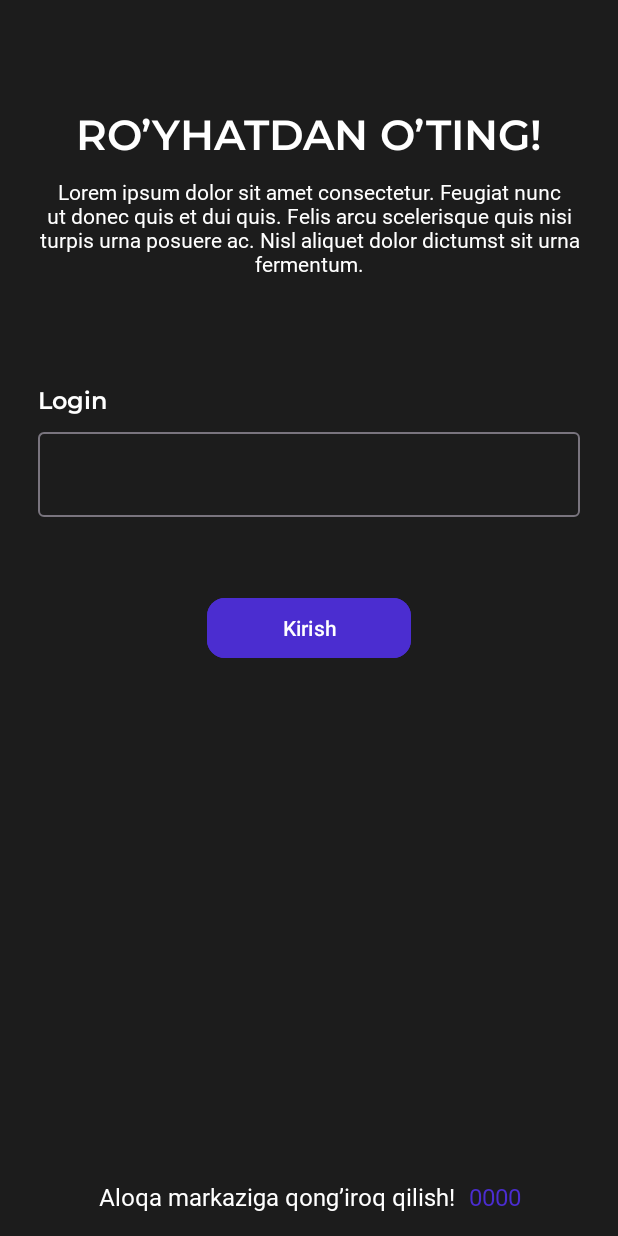
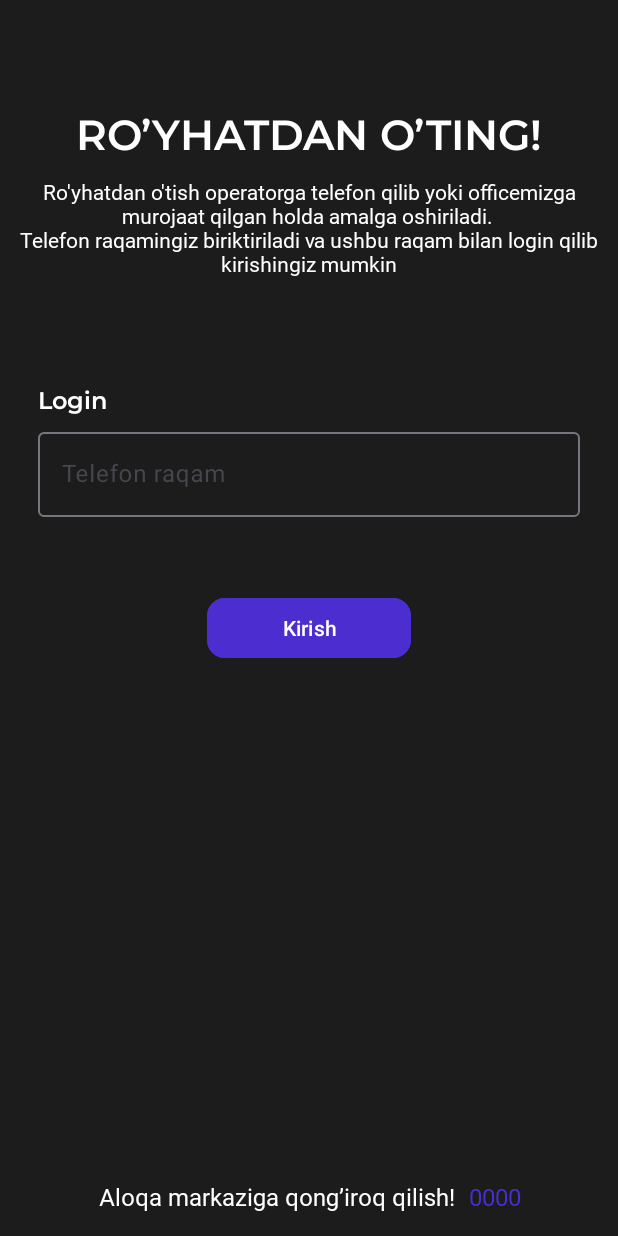
Before and after one commit to Ilhomjon1502/KirakashGo, an Android app: the RegisterFragment screen opened through its navigation route, on a phone screen of 412 x 824 dp. Run offline under Robolectric (Android 15) with nearby library versions, the light colour scheme and no system bars; our stand-ins replace Dagger/Hilt's generated code; libraries missing offline, so code that uses them is left out: com.github.florent37.runtimepermission, org.java_websocket.client, org.java_websocket.handshake; 2 statements that could not run were skipped.

Commit message:
registration finished

```diff
--- a/app/src/main/java/uz/ilhomjon/kirakashgo/presentation/screens/onboarding/OnboardingFragment.kt
+++ b/app/src/main/java/uz/ilhomjon/kirakashgo/presentation/screens/onboarding/OnboardingFragment.kt
@@ -57,6 +57,7 @@ class OnboardingFragment : Fragment(), CoroutineScope {
 
         binding.nextBtn.setOnClickListener {
             if (token.access == null) {
+                findNavController().popBackStack()
                 findNavController().navigate(
                     R.id.registerFragment,
                     bundleOf("1" to 1),
--- a/app/src/main/res/layout/fragment_onboarding.xml
+++ b/app/src/main/res/layout/fragment_onboarding.xml
@@ -26,7 +26,7 @@
         android:layout_height="wrap_content"
         android:layout_marginTop="15dp"
         android:fontFamily="@font/montserratbold"
-        android:text="TaxiLand"
+        android:text="KirakashGo"
         android:textColor="@color/white"
         android:textSize="24sp"
         app:layout_constraintEnd_toEndOf="parent"
--- a/app/src/main/res/layout/fragment_register.xml
+++ b/app/src/main/res/layout/fragment_register.xml
@@ -60,6 +60,8 @@
 
             <com.google.android.material.textfield.TextInputEditText
                 android:id="@+id/login_edt"
+                android:hint="Telefon raqam"
+                android:inputType="phone"
                 android:layout_width="match_parent"
                 android:layout_height="match_parent"
                 android:textColor="@color/white" />
@@ -88,7 +90,7 @@
         android:layout_marginBottom="15dp"
         android:fontFamily="@font/montserratregular"
         android:gravity="center"
-        android:text="Aloqa markaziga qong’iroq qilish!"
+        android:text="@string/aloqa_markaz_text"
         android:textColor="@color/white"
         android:textSize="16sp"
         app:layout_constraintBottom_toBottomOf="parent"
@@ -105,12 +107,22 @@
         android:layout_marginBottom="15dp"
         android:fontFamily="@font/montserratregular"
         android:gravity="center"
-        android:text="0000"
+        android:text="@string/call_center_raqami"
         android:textColor="#4B2DD0"
         android:textSize="16sp"
         app:layout_constraintBottom_toBottomOf="parent"
         app:layout_constraintEnd_toEndOf="@id/login"
         app:layout_constraintStart_toEndOf="@id/call_info" />
 
+    <ProgressBar
+        android:id="@+id/progress_bar"
+        android:layout_width="wrap_content"
+        android:layout_height="wrap_content"
+        app:layout_constraintTop_toTopOf="parent"
+        app:layout_constraintRight_toRightOf="parent"
+        app:layout_constraintLeft_toLeftOf="parent"
+        app:layout_constraintBottom_toBottomOf="parent"
+        android:visibility="invisible"
+        />
 
 </androidx.constraintlayout.widget.ConstraintLayout>
--- a/app/src/main/res/values/strings.xml
+++ b/app/src/main/res/values/strings.xml
@@ -3,6 +3,8 @@
     <!-- TODO: Remove or change this placeholder text -->
     <string name="hello_blank_fragment">Hello blank fragment</string>
     <string name="onboarding_welcome">Xush kelibsiz!</string>
-    <string name="register_info">Lorem ipsum dolor sit amet consectetur. Feugiat nunc ut donec quis et dui quis. Felis arcu scelerisque quis nisi turpis urna posuere ac. Nisl aliquet dolor dictumst sit urna fermentum.</string>
     <string name="warning_text">Lorem ipsum dolor sit amet consectetur. Nec ultricies enim a sed elit. Tellus neque sociis sit cursus in mauris id ipsum. Nulla lacinia nunc morbi facilisi. Pretium sit et nunc fermentum.</string>
+    <string name="register_info">Ro\'yhatdan o\'tish operatorga telefon qilib yoki officemizga murojaat qilgan holda amalga oshiriladi. \nTelefon raqamingiz biriktiriladi va ushbu raqam bilan login qilib kirishingiz mumkin</string>
+    <string name="aloqa_markaz_text">Aloqa markaziga qong’iroq qilish!</string>
+    <string name="call_center_raqami">0000</string>
 </resources>
```
Also changed, not shown: app/src/main/java/uz/ilhomjon/kirakashgo/presentation/screens/checksmscode/CheckSmsCodeFragment.kt (+50 -12 lines), app/src/main/java/uz/ilhomjon/kirakashgo/presentation/screens/register/RegisterFragment.kt (+29 -20 lines), app/src/main/java/uz/ilhomjon/kirakashgo/presentation/viewmodel/DriverViewModel.kt (+36 -11 lines), app/src/main/res/layout/fragment_check_sms_code.xml (+7 -1 lines).
